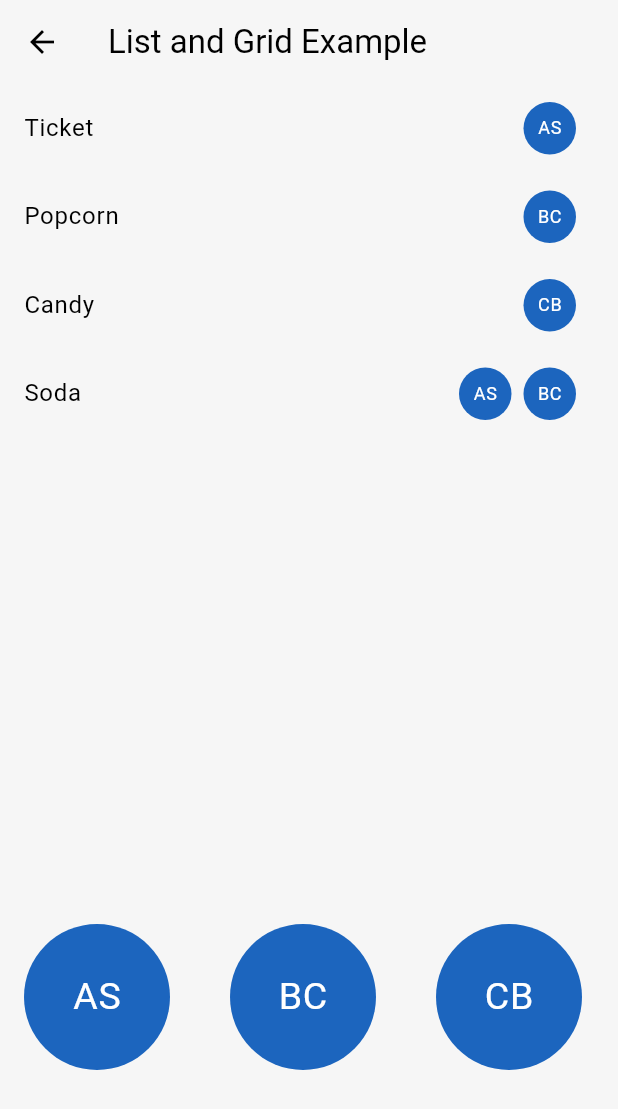
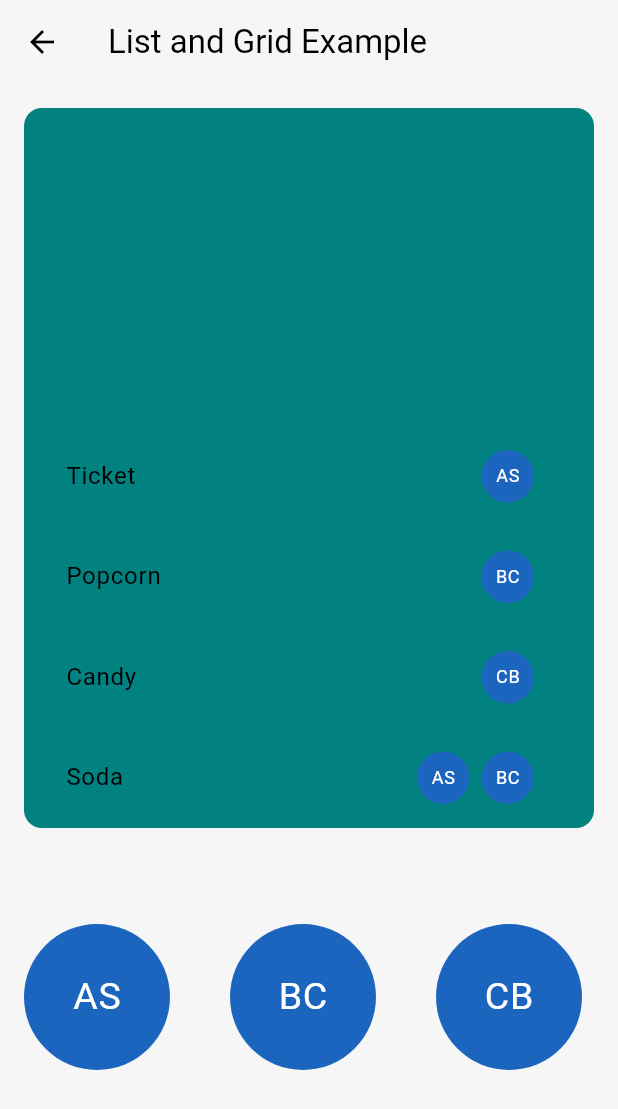
Before and after one commit to Noupin/SplitCeipt, a Flutter app: the screen it shows after launch, after a tap on "Movie Theater", on a phone screen of 412 x 824 dp. Shown: the top 1109 px of the screen. Run offline on Flutter 3.47's test engine with Material 3 defaults, Android fonts, the phone set to English and light mode, and no system bars; our stand-ins replace camera, permission_handler; missing offline and left inert: flutter_sms, google_ml_kit.

Commit message:
fixed list view for changing items and people

```diff
--- a/lib/Screens/Home.dart
+++ b/lib/Screens/Home.dart
@@ -6,6 +6,7 @@ import 'package:camera/camera.dart';
 import 'package:google_ml_kit/google_ml_kit.dart';
 import 'package:permission_handler/permission_handler.dart';
 import 'package:split_ceipt/Helpers/Color.dart';
+import 'package:split_ceipt/Theme.dart';
 
 // First Party Imports
 import '../State/State.dart';
@@ -318,6 +319,7 @@ class _HomeScreenState extends State<HomeScreen>
     return Scaffold(
       appBar: AppBar(
         title: Text('Flutter Demo'),
+        backgroundColor: customThemeData.colorScheme.surface,
         actions: [
           IconButton(
             icon: Icon(Icons.brightness_4),
--- a/lib/Screens/Receipt.dart
+++ b/lib/Screens/Receipt.dart
@@ -4,6 +4,7 @@ import 'package:flutter/material.dart';
 import 'package:provider/provider.dart';
 import 'package:split_ceipt/Helpers/Color.dart';
 import 'package:split_ceipt/State/State.dart';
+import 'package:split_ceipt/Theme.dart';
 import 'package:split_ceipt/Types/ItemModel.dart';
 import 'package:split_ceipt/Types/PersonModel.dart';
 import 'package:split_ceipt/Types/CeiptModel.dart';
@@ -78,12 +79,19 @@ class _ReceiptScreenState extends State<ReceiptScreen>
           .toList();
     }
 
+    if (filterPeopleByItem.isNotEmpty) {
+      filteredItems = filteredItems
+          .where((item) => item.id.contains(filterPeopleByItem))
+          .toList();
+    }
+
     // Return a list tile widget with the receipt details
     return Column(
-      crossAxisAlignment: CrossAxisAlignment.start,
       key: Key(filteredIds.toString()),
       children: [
-        for (ItemModel item in ceipt.items) // Add a closing parenthesis here
+        for (ItemModel item in (filterPeopleByItem.isNotEmpty
+            ? filteredItems
+            : ceipt.items)) // Add a closing parenthesis here
           // Use a column widget to display the item name and the people circles
           Dismissible(
             key: Key(item.id),
@@ -98,12 +106,19 @@ class _ReceiptScreenState extends State<ReceiptScreen>
               appState.removeItem(ceipt.id, item.id),
               getInitials(),
             },
-            child: ColorFiltered(
-                colorFilter: filteredItems
+            child: Container(
+                padding: const EdgeInsets.all(2.0),
+                margin: const EdgeInsets.fromLTRB(
+                    10, 2, 10, 2), // Set the padding amount
+                decoration: BoxDecoration(
+                  color: filteredItems
                           .map((element) => element.id)
                           .contains(item.id)
-                    ? ColorFilter.mode(Colors.transparent, BlendMode.saturation)
-                    : ColorFilter.mode(Colors.white, BlendMode.saturation),
+                      ? Colors.transparent
+                      : Colors.black.withOpacity(0.35),
+                  borderRadius:
+                      BorderRadius.circular(12.0), // Set the corner radius
+                ),
                 child: ListTile(
                   title: Row(
                     children: [
@@ -201,6 +216,8 @@ class _ReceiptScreenState extends State<ReceiptScreen>
       // Return a card widget with some properties
       return // Use a column widget to arrange the widgets vertically
           Expanded(
+              child: Padding(
+                  padding: const EdgeInsets.all(16.0), // Set the padding amount
                   child: Column(
                     // Use mainAxisAlignment to align the widgets to the center
                     mainAxisAlignment: MainAxisAlignment.center,
@@ -279,7 +296,7 @@ class _ReceiptScreenState extends State<ReceiptScreen>
                         onTap: () => {setState(() => filterItemsByPerson = "")},
                       ))
                     ],
-      ));
+                  )));
     } else {
       return Expanded(
         flex: 1,
@@ -373,19 +390,31 @@ class _ReceiptScreenState extends State<ReceiptScreen>
         appBar: AppBar(
           title: Text('List and Grid Example'),
         ),
+        backgroundColor: customThemeData.colorScheme.surface,
         body: SafeArea(
           child: Column(
             children: [
               // The top two-thirds of the screen is a ListView
               Expanded(
                 flex: 2,
+                child: Padding(
+                    padding:
+                        const EdgeInsets.all(16.0), // Set the padding amount
+                    child: Container(
+                        decoration: BoxDecoration(
+                          color: customThemeData.colorScheme
+                              .secondary, // Set the background color
+                          borderRadius: BorderRadius.circular(
+                              12.0), // Set the corner radius
+                        ),
                         child: ListView.builder(
                           itemCount: 1,
+                          reverse: true,
                           itemBuilder: (context, index) {
                             return buildCeiptItemWithPeople(
                                 appState.getCeipt(appState.activeCeiptId));
                           },
-                ),
+                        ))),
               ),
               // The bottom third of the screen is a GridView
               buildPersonSection(),
```
Lines whose indentation alone changed are shown as unchanged.
